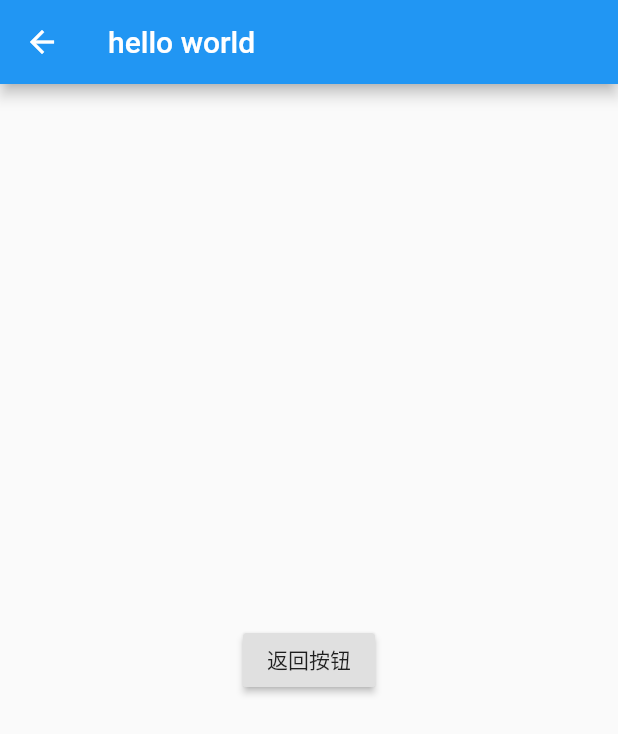
After one commit to LemonTree-shine/FlutterDemo, a Flutter app: the FirstPage screen opened directly, after a tap on "点击前往商品页面", on a phone screen of 412 x 824 dp. The commit adds this screen. Shown: the top 734 px of the screen. Run offline on Flutter 3.47's test engine with Material 2 defaults, Android fonts, the phone set to English and light mode, and no system bars; network calls fail.

Commit message:
card组件和路由跳转学习

```diff
--- /dev/null
+++ b/routerdemo/lib/main.dart
@@ -0,0 +1,60 @@
+
+import 'package:flutter/material.dart';
+
+void main() => runApp(MyApp());
+
+class MyApp extends StatelessWidget {
+  @override
+  Widget build(BuildContext context) {
+    return MaterialApp(
+      title: 'Material App',
+      home: FirstPage()
+    );
+  }
+}
+
+class FirstPage extends StatelessWidget {
+  const FirstPage({Key key}) : super(key: key);
+
+  @override
+  Widget build(BuildContext context) {
+    return Scaffold(
+        appBar: AppBar(
+          title: Text('Material App Bar'),
+        ),
+        body: Center(
+          child:RaisedButton(
+            child:Text("点击前往商品页面"),
+            onPressed: (){
+              //Navigator.push(context, Ma)
+              Navigator.push(context, MaterialPageRoute(
+                builder: (context) => SecondPage()
+              ));
+            },
+          ),
+        ),
+      );
+  }
+}
+
+
+class SecondPage extends StatelessWidget {
+  const SecondPage({Key key}) : super(key: key);
+
+  @override
+  Widget build(BuildContext context) {
+    return Scaffold(
+      appBar: AppBar(
+        title: Text("hello world"),
+      ),
+      body: Center(
+        child: RaisedButton(
+          child: Text("返回按钮"),
+          onPressed: (){
+            Navigator.pop(context);
+          },
+        ),
+      ),
+    );
+  }
+}
```
Also changed, not shown: cardview/lib/main.dart (added, +48 -0 lines), cardview/pubspec.yaml (added, +72 -0 lines), demo/lib/main.dart (+20 -19 lines), routerdemo/pubspec.yaml (added, +72 -0 lines), cardview/pubspec.lock (added), routerdemo/pubspec.lock (added), 108 other files.
